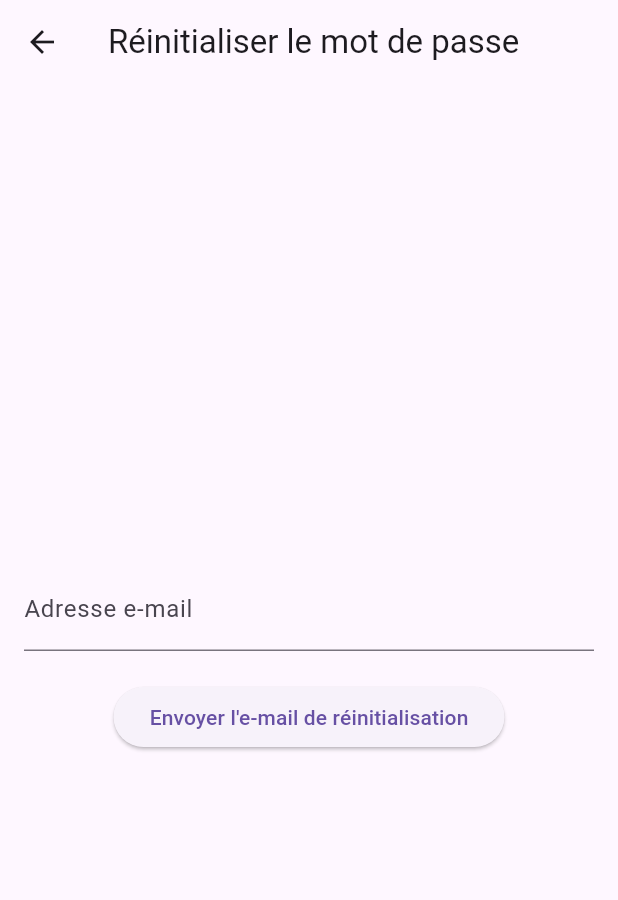
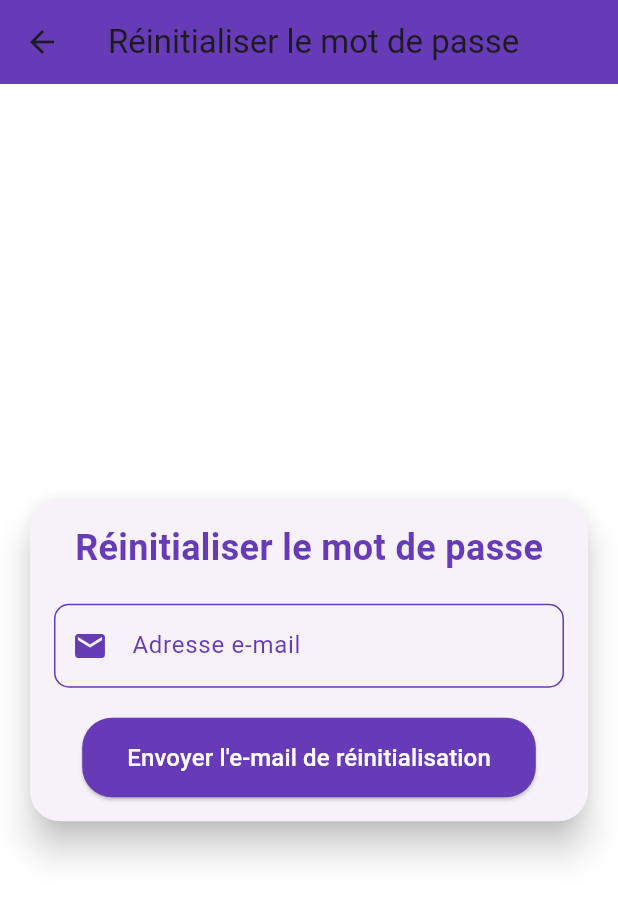
Before and after one commit to GroupeSedimat/Flutter_camion_controle_application, a Flutter app: the ResetPasswordPage screen opened directly, on a phone screen of 412 x 824 dp. Shown: the top 900 px of the screen. Run offline on Flutter 3.47's test engine with Material 3 defaults, Android fonts, the phone set to English and light mode, and no system bars; our stand-ins replace cloud_firestore, dio, firebase_auth, firebase_core, firebase_storage, flutter_spinkit and 3 more; missing offline and left inert: open_document; accounts and stored records are empty.

Commit message:
editing page reinitialisation mot de passe

```diff
--- a/lib/pages/user/reset_password_page.dart
+++ b/lib/pages/user/reset_password_page.dart
@@ -10,26 +10,79 @@ class ResetPasswordPage extends StatelessWidget {
     return Scaffold(
       appBar: AppBar(
         title: Text('Réinitialiser le mot de passe'),
+        backgroundColor: Colors.deepPurple,
       ),
-      body: Padding(
+      body: Container(
+        decoration: BoxDecoration(
+
+
+            color: Colors.white,
+
+        ),
+        child: Center(
+          child: Padding(
+            padding: EdgeInsets.all(16.0),
+            child: Card(
+              shape: RoundedRectangleBorder(
+                borderRadius: BorderRadius.circular(20.0),
+              ),
+              elevation: 10.0,
+              child: Padding(
                 padding: EdgeInsets.all(16.0),
                 child: Column(
-          mainAxisAlignment: MainAxisAlignment.center,
+                  mainAxisSize: MainAxisSize.min,
                   children: [
+                    Text(
+                      'Réinitialiser le mot de passe',
+                      style: TextStyle(
+                        fontSize: 24.0,
+                        fontWeight: FontWeight.bold,
+                        color: Colors.deepPurple,
+                      ),
+                    ),
+                    SizedBox(height: 20),
                     TextField(
                       controller: emailController,
                       decoration: InputDecoration(
+                        prefixIcon: Icon(Icons.email, color: Colors.deepPurple),
                         labelText: 'Adresse e-mail',
+                        labelStyle: TextStyle(color: Colors.deepPurple),
+                        enabledBorder: OutlineInputBorder(
+                          borderRadius: BorderRadius.circular(10.0),
+                          borderSide: BorderSide(color: Colors.deepPurple),
                         ),
+                        focusedBorder: OutlineInputBorder(
+                          borderRadius: BorderRadius.circular(10.0),
+                          borderSide: BorderSide(color: Colors.purpleAccent),
+                        ),
+                      ),
+                      keyboardType: TextInputType.emailAddress,
+                      style: TextStyle(color: Colors.deepPurple),
                     ),
                     SizedBox(height: 20),
                     ElevatedButton(
                       onPressed: () {
-                AuthController.instance.resetPassword(emailController.text.trim());
+                        AuthController.instance
+                            .resetPassword(emailController.text.trim());
                       },
-              child: Text('Envoyer l\'e-mail de réinitialisation'),
+                      style: ElevatedButton.styleFrom(
+                        backgroundColor: Colors.deepPurple,
+                        shape: RoundedRectangleBorder(
+                          borderRadius: BorderRadius.circular(20.0),
+                        ),
+                        padding: EdgeInsets.symmetric(
+                            horizontal: 30.0, vertical: 15.0),
+                      ),
+                      child: Text(
+                        'Envoyer l\'e-mail de réinitialisation',
+                        style: TextStyle(fontSize: 16.0, color: Colors.white),
+                      ),
                     ),
                   ],
+                ),
+              ),
+            ),
+          ),
         ),
       ),
     );
```
Lines whose indentation alone changed are shown as unchanged.
